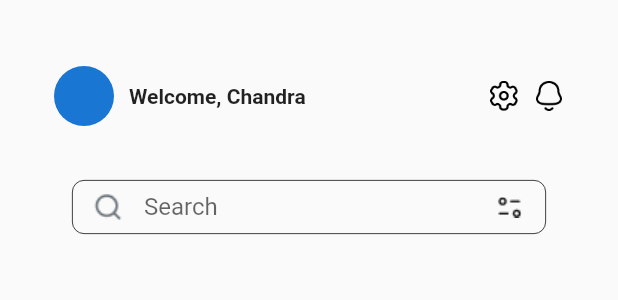
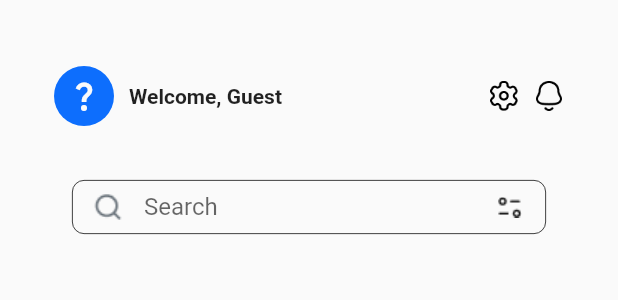
Before and after one commit to Capstone-Project-Kelompok-11/frontend-mobile-flutter, a Flutter app: the HomeAppBar widget shown alone on an empty page, opened directly, on a phone screen of 412 x 824 dp. Shown: the top 300 px of the screen. Run offline on Flutter 3.47's test engine with Material 2 defaults, Android fonts, the phone set to English and light mode, and no system bars; our stand-ins replace carousel_slider, cool_alert, dio, email_validator, file_picker, flutter_rating_bar and 5 more; missing offline and left inert: email_otp, simple_animation_progress_bar; accounts and stored records are empty; network calls fail.

Commit message:
Consume nama user di beranda

```diff
--- a/lib/View/widgets/home/home_appbar.dart
+++ b/lib/View/widgets/home/home_appbar.dart
@@ -1,13 +1,30 @@
-
 import 'package:flutter/material.dart';
 import 'package:lms_apps/View/screens/search_screen.dart';
+import 'package:lms_apps/View/screens/theme/theme.dart';
 import 'package:lms_apps/View/widgets/search/search_screen_appbar.dart';
+import 'package:lms_apps/ViewModels/edit_profile_view_model.dart';
+import 'package:provider/provider.dart';
 
-class HomeAppBar extends StatelessWidget {
+
+
+class HomeAppBar extends StatefulWidget {
   const HomeAppBar({super.key});
 
   @override
+  State<HomeAppBar> createState() => _HomeAppBarState();
+}
+
+class _HomeAppBarState extends State<HomeAppBar> {
+  @override
+  void initState() {
+    super.initState();
+
+    Provider.of<EditProfileViewModel>(context, listen: false).getUserInfo();
+  }
+
+  @override
   Widget build(BuildContext context) {
+    final userInfo = Provider.of<EditProfileViewModel>(context, listen: true);
     return Padding(
       padding: const EdgeInsets.only(top: 44.0),
       child: Column(
@@ -17,11 +34,18 @@ class HomeAppBar extends StatelessWidget {
             padding: const EdgeInsets.symmetric(horizontal: 36.0),
             child: Row(
               children: [
-                const CircleAvatar(),
+                userInfo.imagePath != null
+                    ? CircleAvatar(
+                        backgroundImage: NetworkImage('${userInfo.imagePath}'))
+                    : CircleAvatar(
+                        backgroundColor: blueColor,
+                        child: Icon(Icons.question_mark, color: whiteColor),
+                      ),
                 const SizedBox(width: 10),
-                const Text(
-                  'Welcome, Chandra',
-                  style: TextStyle(fontSize: 14, fontWeight: FontWeight.w700),
+                Text(
+                  'Welcome, ${userInfo.name ?? 'Guest'}',
+                  style: const TextStyle(
+                      fontSize: 14, fontWeight: FontWeight.w700),
                 ),
                 const Spacer(),
                 Image.asset(
```
